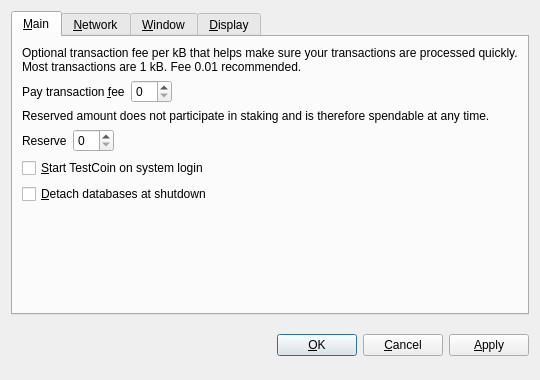
Old version of the form src/qt/forms/optionsdialog.ui in the repository m4q4/CronoCoin.
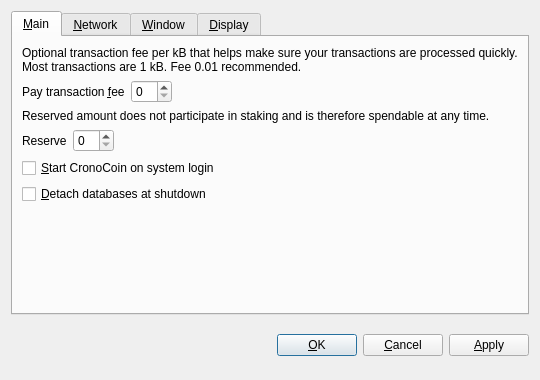
New version of the form. Custom widgets are drawn as their Qt base class.

Commit message: Rebrand to CronoCoin

Patch:
```diff
--- a/src/qt/forms/optionsdialog.ui
+++ b/src/qt/forms/optionsdialog.ui
@@ -128,7 +128,7 @@
           <string>Automatically start TestCoin after logging in to the system.</string>
          </property>
          <property name="text">
-          <string>&amp;Start TestCoin on system login</string>
+          <string>&amp;Start CronoCoin on system login</string>
          </property>
         </widget>
        </item>
```
Left out of the diff: 10 changed lines with no effect on the pictures. The commit also changes 127 other files.
